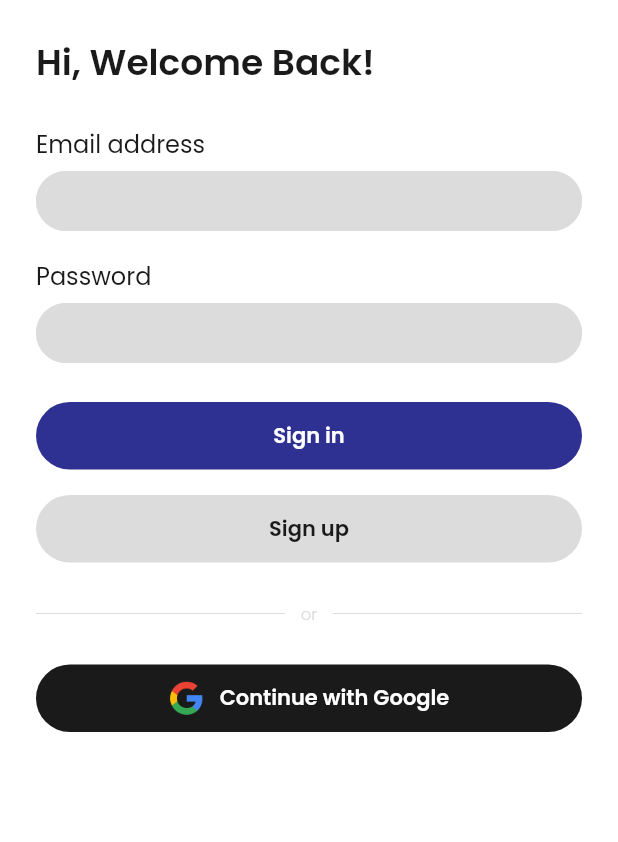
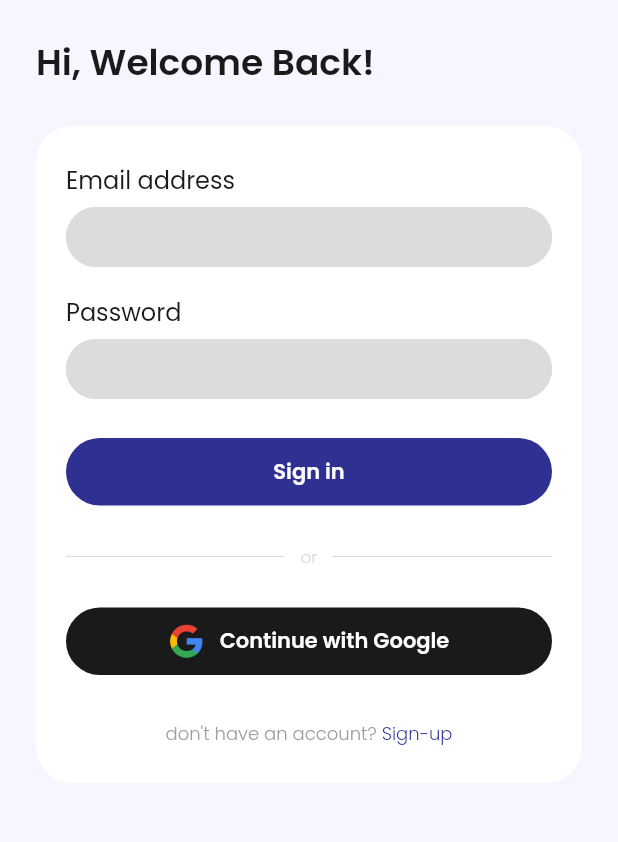
Before and after one commit to Harits-sl/ta_bsi, a Flutter app: the screen it shows after launch, on a phone screen of 412 x 824 dp, the part 111-953 px from its top. Run offline on Flutter 3.47's test engine with Material 2 defaults, Android fonts, the light colour scheme and no system bars; our stand-ins replace bloc, equatable, firebase_auth, firebase_core, flutter_bloc, flutter_html and 1 more; missing offline and left inert: flutter_inappwebview; accounts and stored records are empty.

Commit message:
change view sign in and sign up page

```diff
--- a/lib/src/config/theme/app_theme.dart
+++ b/lib/src/config/theme/app_theme.dart
@@ -4,7 +4,7 @@ import 'package:flutter/material.dart';
 class AppTheme {
   static ThemeData get light {
     return ThemeData(
-      scaffoldBackgroundColor: whiteColor,
+      scaffoldBackgroundColor: backgroundColor,
     );
   }
 }
--- a/lib/src/data/models/article_model.dart
+++ b/lib/src/data/models/article_model.dart
@@ -5,12 +5,16 @@ class ArticleModel extends Equatable {
   final String imageUrl;
   final String title;
   final String publisher;
+  final String article;
+  final String link;
 
   const ArticleModel({
     required this.id,
     required this.imageUrl,
     required this.title,
     required this.publisher,
+    required this.article,
+    required this.link,
   });
 
   factory ArticleModel.fromJson(Map<String, dynamic> json) {
@@ -19,9 +23,11 @@ class ArticleModel extends Equatable {
       imageUrl: json['image_url'] ?? '',
       title: json['title'] ?? '',
       publisher: json['publisher'] ?? '',
+      article: json['article'] ?? '',
+      link: json['link'] ?? '',
     );
   }
 
   @override
-  List<Object> get props => [id, imageUrl, title, publisher];
+  List<Object> get props => [id, imageUrl, title, publisher, article, link];
 }
--- a/lib/src/presentation/pages/detail_event_page.dart
+++ b/lib/src/presentation/pages/detail_event_page.dart
@@ -197,7 +197,7 @@ Full Stack Web Developer: harisenin.link/Webdev6
           alignment: Alignment.bottomCenter,
           child: CustomButton(
             title: 'Daftar Event',
-            backgroundColor: blueColor,
+            backgroundColor: primaryColor,
             borderRadius: 50,
             onPressed: () => onTap('https://${_event['link_regist']}'),
             textStyle: whiteTextStyle.copyWith(
--- a/lib/src/presentation/pages/explore_page.dart
+++ b/lib/src/presentation/pages/explore_page.dart
@@ -44,7 +44,7 @@ class _ExplorePageState extends State<ExplorePage> {
             ),
             Text(
               'see all',
-              style: blueTextStyle.copyWith(
+              style: primaryTextStyle.copyWith(
                 fontSize: 10,
                 fontWeight: semiBold,
               ),
@@ -126,6 +126,8 @@ class _ExplorePageState extends State<ExplorePage> {
           builder: (context, youtubeState) {
             return BlocBuilder<ArticleCubit, ArticleState>(
               builder: (context, articleState) {
+                print(articleState);
+
                 if (youtubeState is YoutubeLoading &&
                     articleState is ArticleLoading) {
                   return const Center(child: CircularProgressIndicator());
--- a/lib/src/presentation/pages/main_page.dart
+++ b/lib/src/presentation/pages/main_page.dart
@@ -45,7 +45,7 @@ class MainPage extends StatelessWidget {
               BoxShadow(
                 blurRadius: 4,
                 offset: const Offset(0, 1),
-                color: blueColor.withOpacity(0.20),
+                color: primaryColor.withOpacity(0.20),
               ),
             ],
           ),
--- a/lib/src/presentation/pages/sign_in_page.dart
+++ b/lib/src/presentation/pages/sign_in_page.dart
@@ -1,5 +1,3 @@
-import 'dart:io';
-
 import 'package:flutter/foundation.dart';
 import 'package:flutter/material.dart';
 import 'package:flutter_bloc/flutter_bloc.dart';
@@ -46,24 +44,23 @@ class SignInPage extends StatelessWidget {
       );
     }
 
-    Widget formSignIn() {
-      return Container(
-        margin: EdgeInsets.only(
-          left: defaultMargin,
-          top: defaultMargin,
-          right: defaultMargin,
-        ),
-        child: Column(
-          crossAxisAlignment: CrossAxisAlignment.start,
-          children: [
-            Text(
+    Widget title() {
+      return Padding(
+        padding: EdgeInsets.all(defaultMargin),
+        child: Text(
           'Hi, Welcome Back!',
           style: blackTextStyle.copyWith(
             fontSize: 24,
             fontWeight: semiBold,
           ),
         ),
-            SizedBox(height: defaultMargin),
+      );
+    }
+
+    Widget formSignIn() {
+      return Column(
+        crossAxisAlignment: CrossAxisAlignment.start,
+        children: [
           CustomTextField(
             title: 'Email address',
             controller: emailController,
@@ -74,8 +71,12 @@ class SignInPage extends StatelessWidget {
             isObscure: true,
             controller: passwordController,
           ),
-            const SizedBox(height: 21),
-            BlocConsumer<AuthCubit, AuthState>(
+        ],
+      );
+    }
+
+    Widget buttonSignIn() {
+      return BlocConsumer<AuthCubit, AuthState>(
         listener: (context, state) {
           if (state is AuthFailed) {
             ScaffoldMessenger.of(context).showSnackBar(
@@ -94,30 +95,25 @@ class SignInPage extends StatelessWidget {
               child: CircularProgressIndicator(),
             );
           }
-                return CustomButton(
+          return Container(
+            margin: const EdgeInsets.only(top: 21),
+            child: CustomButton(
               title: 'Sign in',
-                  backgroundColor: blueColor,
+              backgroundColor: primaryColor,
               borderRadius: 50,
               onPressed: signIn,
               textStyle: whiteTextStyle.copyWith(
                 fontSize: 14,
                 fontWeight: semiBold,
               ),
+            ),
           );
         },
-            ),
-            const SizedBox(height: 17),
-            CustomButton(
-              title: 'Sign up',
-              backgroundColor: grayColor,
-              borderRadius: 50,
-              onPressed: signUp,
-              textStyle: blackTextStyle.copyWith(
-                fontSize: 14,
-                fontWeight: semiBold,
-              ),
-            ),
-            kDebugMode
+      );
+    }
+
+    Widget buttonDebugOnly() {
+      return kDebugMode
           ? CustomButton(
               title: 'debug only',
               backgroundColor: grayColor,
@@ -128,15 +124,12 @@ class SignInPage extends StatelessWidget {
                 fontWeight: semiBold,
               ),
             )
-                : const SizedBox(),
-          ],
-        ),
-      );
+          : const SizedBox();
     }
 
     Widget orDivider() {
       return Padding(
-        padding: EdgeInsets.symmetric(horizontal: defaultMargin, vertical: 26),
+        padding: const EdgeInsets.symmetric(vertical: 26),
         child: Row(
           children: [
             Expanded(
@@ -165,10 +158,8 @@ class SignInPage extends StatelessWidget {
       );
     }
 
-    Widget signInGoogle() {
-      return Padding(
-        padding: EdgeInsets.symmetric(horizontal: defaultMargin),
-        child: CustomButton(
+    Widget buttonSignInGoogle() {
+      return CustomButton(
         title: 'Continue with Google',
         backgroundColor: blackColor,
         borderRadius: 50,
@@ -178,6 +169,33 @@ class SignInPage extends StatelessWidget {
           fontSize: 14,
           fontWeight: semiBold,
         ),
+      );
+    }
+
+    Widget createAccount() {
+      return Container(
+        margin: const EdgeInsets.only(top: 30),
+        child: Row(
+          mainAxisAlignment: MainAxisAlignment.center,
+          children: [
+            Text(
+              'don\'t have an account? ',
+              style: darkGrayTextStyle.copyWith(
+                fontSize: 12,
+                fontWeight: light,
+              ),
+            ),
+            GestureDetector(
+              onTap: signUp,
+              child: Text(
+                'Sign-up',
+                style: primaryTextStyle.copyWith(
+                  fontSize: 12,
+                  fontWeight: light,
+                ),
+              ),
+            ),
+          ],
         ),
       );
     }
@@ -188,9 +206,28 @@ class SignInPage extends StatelessWidget {
           crossAxisAlignment: CrossAxisAlignment.start,
           children: [
             logo(),
+            title(),
+            Container(
+              margin: EdgeInsets.symmetric(horizontal: defaultMargin),
+              padding: EdgeInsets.symmetric(
+                horizontal: 20,
+                vertical: defaultMargin,
+              ),
+              decoration: BoxDecoration(
+                color: whiteColor,
+                borderRadius: BorderRadius.circular(24),
+              ),
+              child: Column(
+                children: [
                   formSignIn(),
+                  buttonSignIn(),
+                  buttonDebugOnly(),
                   orDivider(),
-            signInGoogle(),
+                  buttonSignInGoogle(),
+                  createAccount(),
+                ],
+              ),
+            ),
           ],
         ),
       );
--- a/lib/src/presentation/widgets/card_article.dart
+++ b/lib/src/presentation/widgets/card_article.dart
@@ -18,9 +18,7 @@ class CardArticle extends StatelessWidget {
       Go.routeWithPath(
         context: context,
         path: '/detail-article',
-        arguments: {
-          'id': id,
-        },
+        arguments: article,
       );
     }
 
--- a/lib/src/presentation/widgets/card_youtube.dart
+++ b/lib/src/presentation/widgets/card_youtube.dart
@@ -17,9 +17,7 @@ class CardYoutube extends StatelessWidget {
       Go.routeWithPath(
         context: context,
         path: '/youtube',
-        arguments: {
-          'id': youtube.idYoutube,
-        },
+        arguments: youtube,
       );
     }
 
--- a/lib/src/presentation/widgets/custom_text_field.dart
+++ b/lib/src/presentation/widgets/custom_text_field.dart
@@ -62,7 +62,7 @@ class _CustomTextFieldState extends State<CustomTextField> {
               contentPadding:
                   const EdgeInsets.symmetric(vertical: 10, horizontal: 20),
               focusedBorder: OutlineInputBorder(
-                borderSide: BorderSide(color: blueColor),
+                borderSide: BorderSide(color: primaryColor),
                 borderRadius: BorderRadius.circular(50),
               ),
               border: OutlineInputBorder(
--- a/lib/src/utils/route/go.dart
+++ b/lib/src/utils/route/go.dart
@@ -8,8 +8,11 @@ class Go {
     );
   }
 
-  static void routeWithPath(
-      {required BuildContext context, required String path, Map? arguments}) {
+  static void routeWithPath({
+    required BuildContext context,
+    required String path,
+    Object? arguments,
+  }) {
     Navigator.of(context).pushNamed(path, arguments: arguments);
   }
 
--- a/lib/theme.dart
+++ b/lib/theme.dart
@@ -5,17 +5,18 @@ import 'package:google_fonts/google_fonts.dart';
 double defaultMargin = 24.0;
 
 // colors
+Color primaryColor = const Color(0xff2E3192);
 Color whiteColor = const Color(0xffFFFFFF);
 Color blackColor = const Color(0xff1A1A1A);
-Color blueColor = const Color(0xff2E3192);
 Color grayColor = const Color(0xffDCDCDC);
 Color lightGrayColor = const Color(0xffE0E4EC);
 Color darkGrayColor = const Color(0xff9C9CA4);
+Color backgroundColor = const Color(0xffF5F6FF);
 
 // TextStyle
+TextStyle primaryTextStyle = GoogleFonts.poppins(color: primaryColor);
 TextStyle whiteTextStyle = GoogleFonts.poppins(color: whiteColor);
 TextStyle blackTextStyle = GoogleFonts.poppins(color: blackColor);
-TextStyle blueTextStyle = GoogleFonts.poppins(color: blueColor);
 TextStyle grayTextStyle = GoogleFonts.poppins(color: grayColor);
 TextStyle darkGrayTextStyle = GoogleFonts.poppins(color: darkGrayColor);
 
```
Also changed, not shown: assets/json/list_article.json (+6 -2 lines), assets/json/list_event.json (+8 -4 lines), lib/src/presentation/cubit/article/article_cubit.dart (+12 -2 lines), lib/src/presentation/pages/detail_article_page.dart (+13 -10 lines), lib/src/presentation/pages/sign_up_page.dart (+77 -26 lines), lib/src/presentation/pages/youtube_page.dart (+6 -3 lines), lib/src/presentation/widgets/custom_in_app_web_view.dart (+13 -1 lines). Lines whose indentation alone changed are shown as unchanged.
